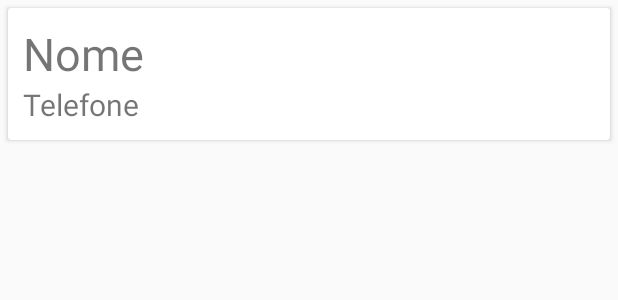
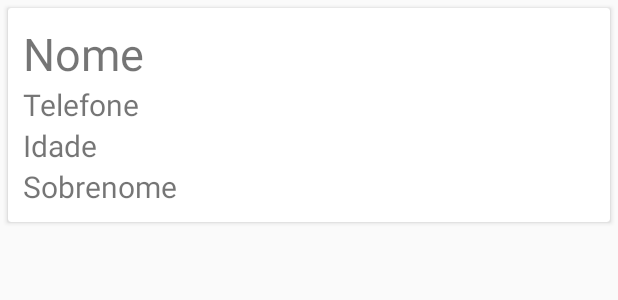
Before and after one commit to MarlenaMartins1533/Agenda, an Android app: the layout item_contact.xml on its own in the app's theme, with its tools: preview values and no code run, on a phone screen of 412 x 824 dp. Shown: the top 300 px of the screen. Run offline under Robolectric (Android 15) with nearby library versions, the phone set to English and light mode, and no system bars.

Commit message:
More information about contact

```diff
--- a/app/src/main/java/com/marlena/agenda/model/Contact.kt
+++ b/app/src/main/java/com/marlena/agenda/model/Contact.kt
@@ -3,8 +3,8 @@ package com.marlena.agenda.model
 import java.io.Serializable
 
 data class Contact (val name:String,
-                    val phone:String): Serializable{
+                    val phone:String,
+                    val age: String): Serializable{
 
-    var age: Int? = null
-    var surname: String? = null
+    var surname: String? = "EMPTY" // Valor zerado para demonstração
 }
--- a/app/src/main/java/com/marlena/agenda/view/activities/AddContactActivity.kt
+++ b/app/src/main/java/com/marlena/agenda/view/activities/AddContactActivity.kt
@@ -18,7 +18,8 @@ class AddContactActivity : AppCompatActivity() {
         add_contactBTN.setOnClickListener {
             val name = name_contactEDT.text.toString()
             val phone = phone_contactEDT.text.toString()
-            val contact = Contact(name, phone)
+            val age = "EMPTY"
+            val contact = Contact(name, phone, age) //Inserido o valor vazio forçado
 
             Toast.makeText(this, contact.name, Toast.LENGTH_LONG).show()
 
--- a/app/src/main/java/com/marlena/agenda/view/activities/ContactListActivity.kt
+++ b/app/src/main/java/com/marlena/agenda/view/activities/ContactListActivity.kt
@@ -3,6 +3,7 @@ package com.marlena.agenda.view.activities
 import android.support.v7.app.AppCompatActivity
 import android.os.Bundle
 import android.support.v7.widget.LinearLayoutManager
+import android.support.v7.widget.GridLayoutManager
 import com.marlena.agenda.view.adapters.ContactAdapter
 import com.marlena.agenda.R
 import com.marlena.agenda.data.Cache
@@ -35,7 +36,6 @@ class ContactListActivity : AppCompatActivity() {
         val contact_list = Cache.contactList
 
         contact_list?.let { contactList.addAll(it) }
-
         adapter?.notifyDataSetChanged()
     }
 
--- a/app/src/main/res/layout/activity_contact.xml
+++ b/app/src/main/res/layout/item_contact.xml
@@ -1,5 +1,6 @@
 <?xml version="1.0" encoding="utf-8"?>
 <android.support.v7.widget.CardView
+        android:id="@+id/itemCV"
         xmlns:android="http://schemas.android.com/apk/res/android"
         xmlns:tools="http://schemas.android.com/tools"
         android:layout_width="match_parent"
@@ -17,15 +18,30 @@
                 android:id="@+id/contact_nameTXT"
                 android:layout_width="match_parent"
                 android:layout_height="wrap_content"
-                android:textSize="30dp"
-                tools:text="Nome"/>
+                android:textSize="30sp"
+                tools:text="@string/name"/>
 
         <TextView
                 android:id="@+id/contact_phoneTXT"
                 android:layout_width="match_parent"
                 android:layout_height="wrap_content"
-                android:textSize="20dp"
-                tools:text="Telefone"/>
+                android:textSize="20sp"
+                tools:text="@string/phone"/>
+
+        <TextView
+                android:id="@+id/contact_ageTXT"
+                android:layout_width="match_parent"
+                android:layout_height="wrap_content"
+                android:textSize="20sp"
+                tools:text="@string/age"/>
+
+        <TextView
+                android:id="@+id/contact_surnameTXT"
+                android:layout_width="match_parent"
+                android:layout_height="wrap_content"
+                android:textSize="20sp"
+                tools:text="@string/surname"/>
+
 
     </LinearLayout>
 
--- a/app/src/main/res/values/strings.xml
+++ b/app/src/main/res/values/strings.xml
@@ -3,4 +3,8 @@
     <string name="add_contact">Adicionar Contato</string>
     <string name="name">Nome</string>
     <string name="phone">Telefone</string>
+    <string name="age">Idade</string>
+    <string name="surname">Sobrenome</string>
+    <string name="empty">EMPTY</string>
+    <string name="contact_fragment">Informações do Contato</string>
 </resources>
```
Also changed, not shown: app/src/main/java/com/marlena/agenda/view/adapters/ContactAdapter.kt (+16 -3 lines).
